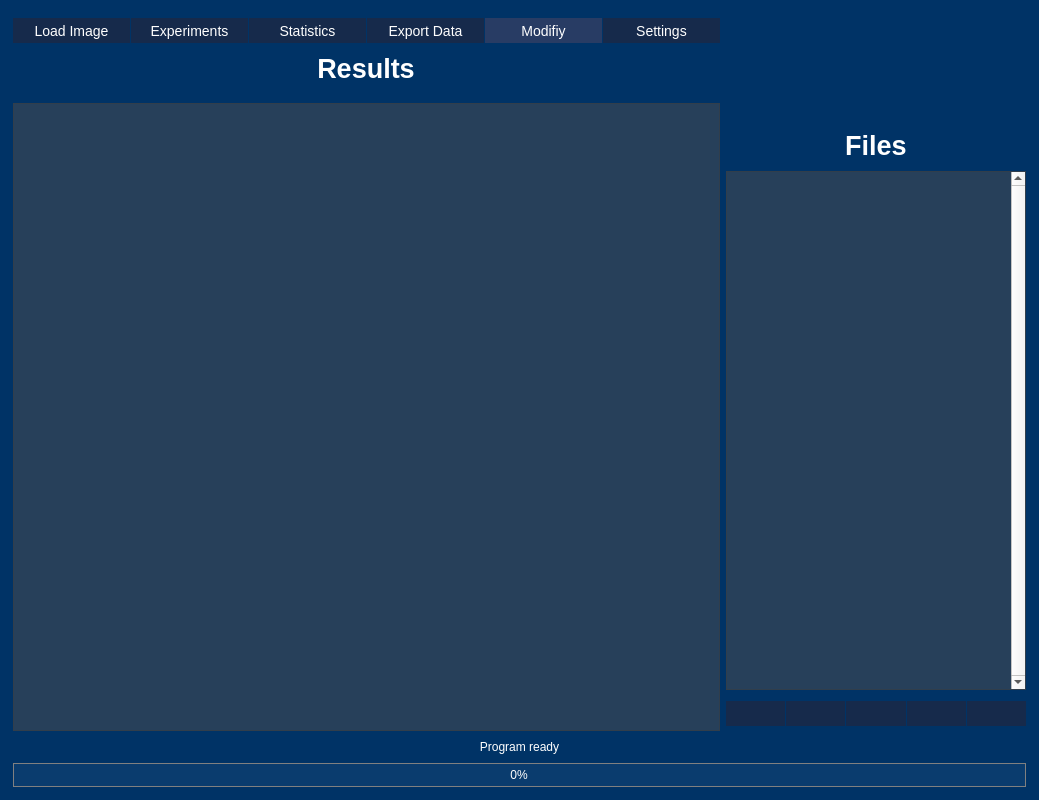
Old version of the form gui/definitions/ui/nucdetect.ui in the repository SilMon/NucDetect.
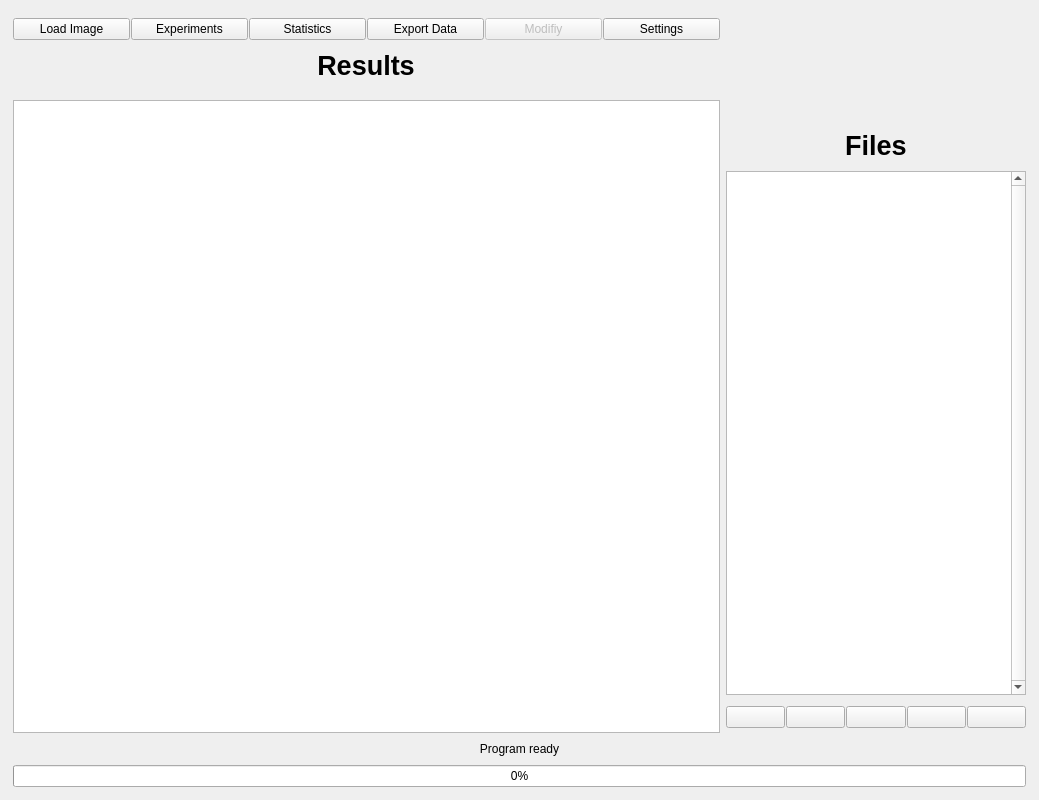
New version of the form. Icons and pictures are not drawn.

What changed in the file:
```diff
--- a/gui/definitions/ui/nucdetect.ui
+++ b/gui/definitions/ui/nucdetect.ui
@@ -14,55 +14,7 @@
    <string>MainWindow</string>
   </property>
   <property name="styleSheet">
-   <string notr="true">QPushButton{
-	color: White;
-	background-color: rgba(22, 42, 75 , 255);
-	border: none;
-	font-size: 14px;
- 	text-align: center;
-     display: inline-block;
-	min-height: 25;
-	min-width: 40;
-}
-
-QPushButton:hover{
-	background-color:  rgba(15, 35, 68 , 255);
-}
-
-QPushButton:pressed{
-	background-color:  rgba(8, 28, 61 , 255);
-}
-
-QPushButton:disabled{
-	background-color:  rgba(40, 60, 100 , 255);
-}
-
-QTableView, QListView{
-	color: White;
-	background-color: rgba(77, 77, 77, 128)
-}
-
-QLabel{
-	color:White;
-}
-
-QProgressBar {
-	color: White;
-    border: 1px solid grey;
-    background-color: rgb(10, 60, 110);
- }
-
- QProgressBar::chunk {
-     background-color: rgba(77, 77, 77, 128);
- }
-
-QMainWindow{
-	background-color: rgb(0, 51, 102);
-}
-
-QDialog{
-	background-color: rgb(0, 51, 102);
-}</string>
+   <string notr="true"/>
   </property>
   <widget class="QWidget" name="centralwidget">
    <layout class="QVBoxLayout" name="verticalLayout_3">
@@ -109,8 +61,8 @@
            <widget class="QPushButton" name="btn_load">
             <property name="minimumSize">
              <size>
-              <width>40</width>
-              <height>25</height>
+              <width>0</width>
+              <height>0</height>
              </size>
             </property>
             <property name="maximumSize">
@@ -428,8 +380,8 @@
             </property>
             <property name="minimumSize">
              <size>
-              <width>40</width>
-              <height>25</height>
+              <width>0</width>
+              <height>0</height>
              </size>
             </property>
             <property name="maximumSize">
@@ -450,8 +402,8 @@
            <widget class="QPushButton" name="btn_analyse_all">
             <property name="minimumSize">
              <size>
-              <width>40</width>
-              <height>25</height>
+              <width>0</width>
+              <height>0</height>
              </size>
             </property>
             <property name="maximumSize">
@@ -478,8 +430,8 @@
             </property>
             <property name="minimumSize">
              <size>
-              <width>40</width>
-              <height>25</height>
+              <width>0</width>
+              <height>0</height>
              </size>
             </property>
             <property name="maximumSize">
@@ -500,8 +452,8 @@
            <widget class="QPushButton" name="btn_clear_list">
             <property name="minimumSize">
              <size>
-              <width>40</width>
-              <height>25</height>
+              <width>0</width>
+              <height>0</height>
              </size>
             </property>
             <property name="maximumSize">
```
